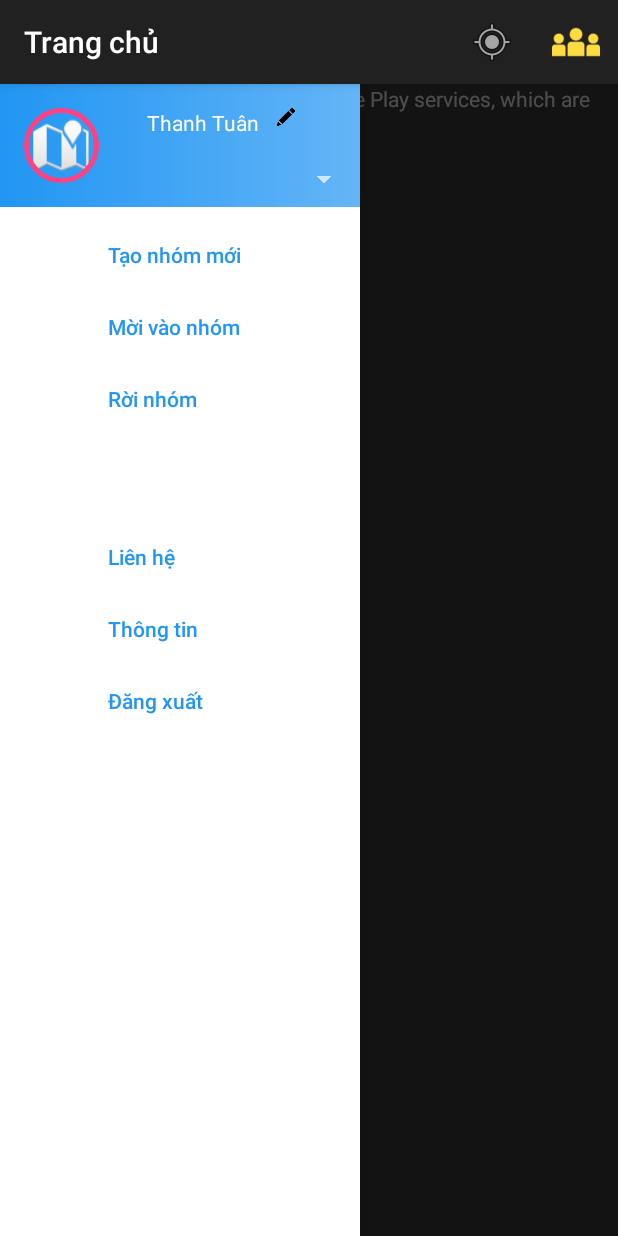
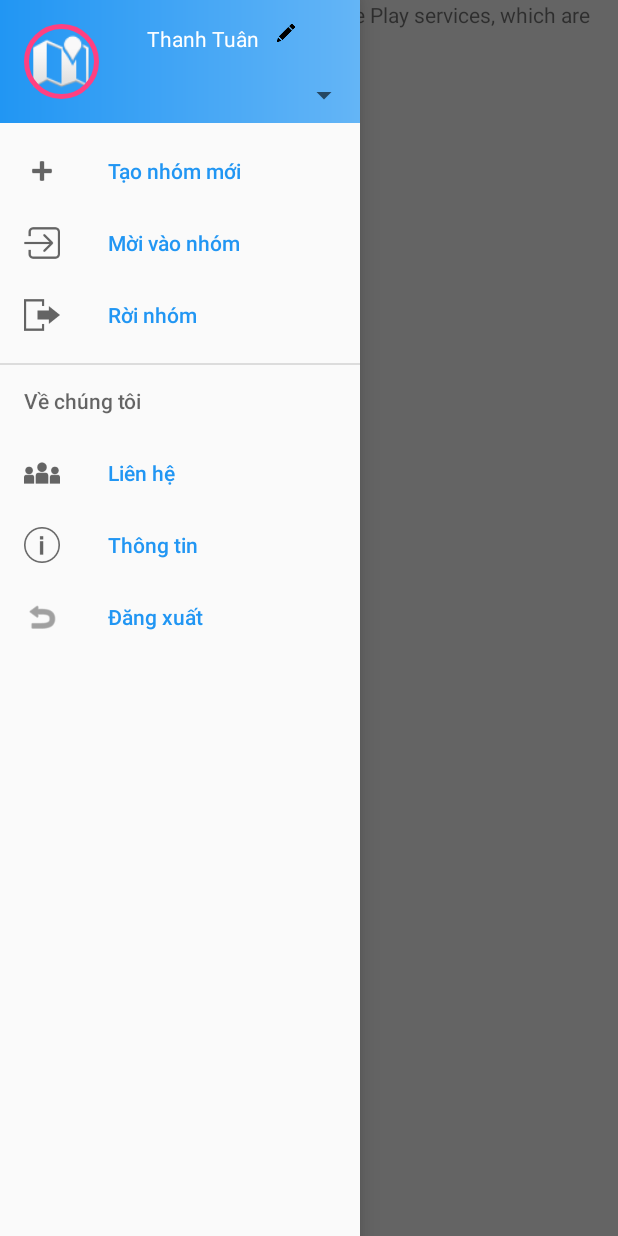
Before and after one commit to thtuan/Find-my-friend-location, an Android app: the MapsActivity screen opened directly, with no data from a screen before it, with the side drawer open, on a phone screen of 412 x 824 dp. Run offline under Robolectric (Android 15) with nearby library versions, the phone set to English and light mode, and no system bars; libraries missing offline, so code that uses them is left out: com.parse; 3 statements that could not run were skipped.

Commit message:
trước chỉnh sửa 16/05/2016

```diff
--- a/app/src/main/AndroidManifest.xml
+++ b/app/src/main/AndroidManifest.xml
@@ -63,7 +63,8 @@
 
         <activity
             android:name=".Activity.Login.LoginActivity"
-            android:theme="@style/AppTheme">
+            android:theme="@style/AppTheme"
+            android:screenOrientation="portrait">
             <intent-filter>
                 <action android:name="android.intent.action.MAIN" />
                 <category android:name="android.intent.category.LAUNCHER" />
--- a/app/src/main/java/com/thtuan/FindFriendLocation/Activity/Maps/model/MapModel.java
+++ b/app/src/main/java/com/thtuan/FindFriendLocation/Activity/Maps/model/MapModel.java
@@ -81,7 +81,7 @@ public class MapModel implements MapModelMgr {
             ParseQuery<ParseObject> queryObject = ParseQuery.getQuery("GroupData");
             queryObject.whereEqualTo("groupName",MapsActivity.itemSelected);
             ParseQuery<ParseObject> query = ParseQuery.getQuery("DataUser");
-            query.whereMatchesKeyInQuery("alias","alias", queryObject);
+            query.whereMatchesQuery("userID", queryObject);
             query.findInBackground(findCallback);
         }
         else{
@@ -107,6 +107,7 @@ public class MapModel implements MapModelMgr {
                     ParseGeoPoint geoPoint = new ParseGeoPoint(latitude,longitude);
                     if (list.size() == 0) {
                         ParseObject object = new ParseObject("DataUser");
+                        object.put("userID",MapsActivity.myUser);
                         object.put("location", geoPoint );
                         object.put("alias",MapsActivity.myUser.getUsername());
                         object.saveInBackground();
--- a/app/src/main/java/com/thtuan/FindFriendLocation/Activity/Maps/presenter/MapPresenter.java
+++ b/app/src/main/java/com/thtuan/FindFriendLocation/Activity/Maps/presenter/MapPresenter.java
@@ -1,5 +1,6 @@
 package com.thtuan.FindFriendLocation.Activity.Maps.presenter;
 
+import com.google.android.gms.maps.CameraUpdateFactory;
 import com.google.android.gms.maps.model.BitmapDescriptorFactory;
 import com.google.android.gms.maps.model.LatLng;
 import com.google.android.gms.maps.model.Marker;
@@ -8,6 +9,7 @@ import com.parse.FindCallback;
 import com.parse.ParseException;
 import com.parse.ParseGeoPoint;
 import com.parse.ParseObject;
+import com.parse.ParseUser;
 import com.thtuan.FindFriendLocation.Activity.Maps.model.MapModel;
 import com.thtuan.FindFriendLocation.Activity.Maps.model.MapModelMgr;
 import com.thtuan.FindFriendLocation.Activity.Maps.view.MapMgr;
@@ -15,6 +17,7 @@ import com.thtuan.FindFriendLocation.Activity.Maps.view.MapsActivity;
 import com.thtuan.FindFriendLocation.Class.ListFriendAdapter;
 import com.thtuan.FindFriendLocation.R;
 
+import java.util.ArrayList;
 import java.util.List;
 
 /**
@@ -25,15 +28,26 @@ public class MapPresenter implements MapPresenterMgr {
     private MapMgr mapMgr;
     private ParseGeoPoint geoPoint;
     private LatLng latLng;
-    List<LatLng> latLngs;
-    List<String> lstGroup;
-    List<Marker> lsMarker;
-    List<String> listName;
+    private ArrayList<LatLng> latLngs;
+    private ArrayList<String> lstGroup;
+    private ArrayList<Marker> lsMarker;
+    private ArrayList<String> listName;
     ListFriendAdapter userAdapter;
+
+    @Override
+    public void moveCamera(int position) {
+        MapsActivity.mMap.animateCamera(CameraUpdateFactory.newLatLngZoom(latLngs.get(position),10));
+    }
+
+    @Override
+    public void showInforFriend(int position) {
+        lsMarker.get(position).showInfoWindow();
+    }
 
     public MapPresenter(MapMgr mapMgr) {
         this.mapMgr = mapMgr;
         this.mapModelMgr = new MapModel(this);
+
     }
 
     @Override
@@ -47,13 +61,16 @@ public class MapPresenter implements MapPresenterMgr {
             @Override
             public void done(List<ParseObject> listGroup, ParseException e) {
                 if(e==null){
+                    lstGroup = new ArrayList<String>();
                     if(listGroup.size()!=0){
+
                         for (ParseObject obj : listGroup){
                             lstGroup.add(obj.getString("groupName"));
                         }
                         mapMgr.showGroupData(lstGroup);
                     }
                     else{
+
                         mapMgr.showToast("Bạn chưa có nhóm nào");
                     }
                 }
@@ -71,10 +88,24 @@ public class MapPresenter implements MapPresenterMgr {
             public void done(List<ParseObject> listUser, ParseException e) {
                 if(e == null){
                     if(!listUser.isEmpty()){
+                        MapsActivity.mMap.clear();
+                        listName = new ArrayList<String>();
+                        lsMarker = new ArrayList<Marker>();
+                        latLngs = new ArrayList<LatLng>();
                         for (int i = 0; i < listUser.size(); i++) {
                             final ParseObject obj = listUser.get(i);
                             geoPoint = obj.getParseGeoPoint("location");
                             latLng = new LatLng(geoPoint.getLatitude(), geoPoint.getLongitude());
+                            if(obj.getParseUser("userID").getUsername().equals(obj.getParseUser("captainGroup").getUsername())){
+                                lsMarker.add(MapsActivity.mMap.addMarker(new MarkerOptions()
+                                        .position(latLng)
+                                        .icon(BitmapDescriptorFactory.defaultMarker())
+                                        .title(obj.getString("alias")+"(Đội trưởng)")
+                                        .snippet("đang ở đây")));
+                                listName.add(obj.getString("alias"));
+                                latLngs.add(latLng);
+                            }
+                            else {
                                 lsMarker.add(MapsActivity.mMap.addMarker(new MarkerOptions()
                                         .position(latLng)
                                         .icon(BitmapDescriptorFactory.fromResource(R.drawable.marker))
@@ -82,6 +113,8 @@ public class MapPresenter implements MapPresenterMgr {
                                         .snippet("đang ở đây")));
                                 listName.add(obj.getString("alias"));
                                 latLngs.add(latLng);
+                            }
+
                         }
                         userAdapter = new ListFriendAdapter(MapsActivity.mContext1,listName);
                         mapMgr.showInforData(userAdapter);
--- a/app/src/main/java/com/thtuan/FindFriendLocation/Activity/Maps/presenter/MapPresenterMgr.java
+++ b/app/src/main/java/com/thtuan/FindFriendLocation/Activity/Maps/presenter/MapPresenterMgr.java
@@ -11,6 +11,8 @@ import java.util.List;
  */
 public interface MapPresenterMgr {
     void setMapModel(double latitude, double longitude);
+    void moveCamera(int position);
+    void showInforFriend(int position);
     void loadGroup();
     void loadInfor();
 }
--- a/app/src/main/java/com/thtuan/FindFriendLocation/Activity/Maps/view/MapMgr.java
+++ b/app/src/main/java/com/thtuan/FindFriendLocation/Activity/Maps/view/MapMgr.java
@@ -10,7 +10,6 @@ import java.util.List;
  * Created by thanhtuan on 10-05-2016.
  */
 public interface MapMgr {
-    void showMapData();
     void showInforData(ListFriendAdapter friendAdapter);
     void showGroupData(List<String> grouplLst);
     void showToast(String message);
--- a/app/src/main/java/com/thtuan/FindFriendLocation/Activity/Maps/view/MapsActivity.java
+++ b/app/src/main/java/com/thtuan/FindFriendLocation/Activity/Maps/view/MapsActivity.java
@@ -30,9 +30,12 @@ import android.widget.Spinner;
 import android.widget.TextView;
 import android.widget.Toast;
 
+import com.google.android.gms.maps.CameraUpdate;
+import com.google.android.gms.maps.CameraUpdateFactory;
 import com.google.android.gms.maps.GoogleMap;
 import com.google.android.gms.maps.MapFragment;
 import com.google.android.gms.maps.OnMapReadyCallback;
+import com.parse.DeleteCallback;
 import com.parse.FindCallback;
 import com.parse.ParseException;
 import com.parse.ParseObject;
@@ -51,6 +54,7 @@ public class MapsActivity extends AppCompatActivity implements MapMgr, OnMapRead
     public static String itemSelected;
     public static Activity mContext;
     public static Context mContext1;
+    private int pos = -1;
     static ArrayAdapter<String> arrayAdapter;
     com.thtuan.FindFriendLocation.Class.MyLocation myLocation;
     public static LocationManager locationManager;
@@ -65,7 +69,6 @@ public class MapsActivity extends AppCompatActivity implements MapMgr, OnMapRead
     CountDownTimer countDownTimer;
     public static GoogleMap mMap;
     ListView lvFriend;
-    boolean canGetLocation;
     MapPresenterMgr mapPresenter;
     private ProgressDialog progressDialog;
     @Override
@@ -75,6 +78,9 @@ public class MapsActivity extends AppCompatActivity implements MapMgr, OnMapRead
         myUser = ParseUser.getCurrentUser();
         mContext = this;
         mContext1 = this;
+        MapFragment mapFragment = (MapFragment) MapsActivity.mContext.getFragmentManager()
+                .findFragmentById(R.id.map);
+        mapFragment.getMapAsync(this);
         lvFriend = (ListView) findViewById(R.id.lvFriend);
         drawrer = (NavigationView) findViewById(R.id.navigationView);
         imgProfile = (ImageView) drawrer.getHeaderView(0).findViewById(R.id.imgProfile);
@@ -86,11 +92,30 @@ public class MapsActivity extends AppCompatActivity implements MapMgr, OnMapRead
         myLocation.getLocation();
         CheckGPS(myLocation.isGpsEnable());
         mapPresenter = new MapPresenter(this);
-        spinner.setOnItemClickListener(new AdapterView.OnItemClickListener() {
+        progressDialog = new ProgressDialog(MapsActivity.mContext1);
+        progressDialog.setTitle("Đang tải map");
+        progressDialog.setMessage("Vui lòng đợi trong giây lát");
+        progressDialog.setCancelable(true);
+        progressDialog.show();
+        lvFriend.setOnItemClickListener(new AdapterView.OnItemClickListener() {
             @Override
             public void onItemClick(AdapterView<?> parent, View view, int position, long id) {
-                itemSelected = (String)spinner.getItemAtPosition(0);
+                pos = position;
+                mapPresenter.moveCamera(position);
+                mapPresenter.showInforFriend(position);
+
+            }
+        });
+        spinner.setOnItemSelectedListener(new AdapterView.OnItemSelectedListener() {
+            @Override
+            public void onItemSelected(AdapterView<?> parent, View view, int position, long id) {
+                itemSelected = (String)spinner.getItemAtPosition(position);
                 mapPresenter.loadInfor();
+            }
+
+            @Override
+            public void onNothingSelected(AdapterView<?> parent) {
+
             }
         });
         imgProfile.setOnClickListener(new View.OnClickListener() {
@@ -109,16 +134,13 @@ public class MapsActivity extends AppCompatActivity implements MapMgr, OnMapRead
             }
         });
 
-        mapPresenter.loadGroup();
     }
 
     @Override
     protected void onResume() {
         super.onResume();
         itemSelected = (String)spinner.getItemAtPosition(0);
-        mMap.clear();
         mapPresenter.loadGroup();
-        countDownTimer.start();
         preferences = PreferenceManager.getDefaultSharedPreferences(this);
         String path = preferences.getString("pathImg", "null");
         if (path.equals("null")) {
@@ -135,19 +157,33 @@ public class MapsActivity extends AppCompatActivity implements MapMgr, OnMapRead
         SharedPreferences.Editor edit = preferences.edit();
         edit.putString("pathImg", path);
         edit.commit();
+
+    }
+
+    @Override
+    protected void onStop() {
+        super.onStop();
         countDownTimer.cancel();
+    }
+
+    @Override
+    protected void onRestart() {
+        super.onRestart();
+        countDownTimer.start();
     }
 
     @Override
     public void onMapReady(GoogleMap googleMap) {
         mMap = googleMap;
+        googleMap.getUiSettings().setCompassEnabled(true);
+        googleMap.getUiSettings().setZoomControlsEnabled(true);
+        mMap.clear();
         countDownTimer = new CountDownTimer(10000,5000) {
             @Override
             public void onTick(long millisUntilFinished) {
                 myLocation.getLocation();
                 mapPresenter.setMapModel(myLocation.getLatLng().latitude,myLocation.getLatLng().longitude);
                 mapPresenter.loadInfor();
-                mapPresenter.loadGroup();
             }
 
             @Override
@@ -181,12 +217,6 @@ public class MapsActivity extends AppCompatActivity implements MapMgr, OnMapRead
     @Override
     public void onProviderDisabled(String provider) {
         Toast.makeText(MapsActivity.mContext1, "disable " + provider + " provider", Toast.LENGTH_LONG).show();
-    }
-    @Override
-    public boolean onCreateOptionsMenu(Menu menu) {
-        MenuInflater inflater = getMenuInflater();
-        inflater.inflate(R.menu.actionbar_items,menu);
-        return true;
     }
 
     public void selectDrawerItem(MenuItem item) {
@@ -261,43 +291,46 @@ public class MapsActivity extends AppCompatActivity implements MapMgr, OnMapRead
                                 @Override
                                 public void done(List<ParseObject> list1, ParseException e) {
                                     for(ParseObject object : list1){
-                                        object.deleteInBackground();
+                                        object.deleteInBackground(new DeleteCallback() {
+                                            @Override
+                                            public void done(ParseException e) {
+                                                showToast("Bạn đã giải tán nhóm "+ itemSelected);
+                                            }
+                                        });
                                     }
                                 }
                             });
                         }
                         else {
-                            list.get(0).deleteInBackground();
+                            list.get(0).deleteInBackground(new DeleteCallback() {
+                                @Override
+                                public void done(ParseException e) {
+                                    showToast("Bạn đã rời nhóm "+ itemSelected);
+                                }
+                            });
                         }
                         mapPresenter.loadGroup();
+                        pos = -1;
                     }
+
                 }
             });
         }
         else
             Toast.makeText(getApplicationContext(),"Bạn chưa có nhóm",Toast.LENGTH_SHORT).show();
     }
-
-    @Override
-    public void showMapData() {
-        MapFragment mapFragment = (MapFragment) MapsActivity.mContext.getFragmentManager()
-                .findFragmentById(R.id.map);
-        mapFragment.getMapAsync(this);
-        progressDialog = new ProgressDialog(MapsActivity.mContext1);
-        progressDialog.setTitle("Đang tải map");
-        progressDialog.setMessage("Vui lòng đợi trong giây lát");
-        progressDialog.setCancelable(true);
-        progressDialog.show();
-    }
-
     @Override
     public void showInforData(ListFriendAdapter friendAdapter) {
         lvFriend.setAdapter(friendAdapter);
+        if (pos != -1){
+            mapPresenter.showInforFriend(pos);
+        }
     }
 
     @Override
     public void showGroupData(List<String> grouplLst) {
         arrayAdapter = new ArrayAdapter<>(getApplicationContext(),android.R.layout.simple_spinner_item,grouplLst);
+        arrayAdapter.setDropDownViewResource(R.layout.spinner_item);
         spinner.setAdapter(MapsActivity.arrayAdapter);
     }
 
--- a/app/src/main/res/layout/activity_maps.xml
+++ b/app/src/main/res/layout/activity_maps.xml
@@ -32,7 +32,6 @@
         android:layout_height="match_parent"
         android:layout_gravity="start"
         android:choiceMode="singleChoice"
-        android:background="@color/textColor"
         app:menu="@menu/navigation_drawer_content"
         app:headerLayout="@layout/navigation_drawer_profile"
         app:itemTextColor="@color/colorBlue">
--- a/app/src/main/res/layout/navigation_drawer_profile.xml
+++ b/app/src/main/res/layout/navigation_drawer_profile.xml
@@ -47,6 +47,7 @@
         <Spinner
             android:layout_width="match_parent"
             android:layout_height="wrap_content"
-            android:id="@+id/spinner"/>
+            android:id="@+id/spinner"
+            style="@style/spinner"/>
     </LinearLayout>
 </LinearLayout>
--- a/app/src/main/res/layout/spinner_item.xml
+++ b/app/src/main/res/layout/spinner_item.xml
@@ -5,5 +5,5 @@
     android:singleLine="true"
     android:layout_width="match_parent"
     android:layout_height="wrap_content"
-    android:ellipsize="marquee"
+    android:textAlignment="inherit"
     android:background="@android:color/darker_gray"/>
--- a/app/src/main/res/values-v21/styles.xml
+++ b/app/src/main/res/values-v21/styles.xml
@@ -1,11 +1,17 @@
 <?xml version="1.0" encoding="utf-8"?>
 <resources>
-    <style name="AppTheme" parent="@style/Theme.AppCompat">
-        <item name="android:colorPrimary">@android:color/holo_blue_light</item>
-        <item name="android:colorPrimaryDark">@android:color/holo_blue_dark</item>
+    <style name="AppTheme" parent="@style/Theme.AppCompat.Light.NoActionBar">
+        <item name="colorPrimary">@android:color/holo_blue_light</item>
+        <item name="colorPrimaryDark">@android:color/holo_blue_dark</item>
         <item name="colorAccent">@color/colorBlue</item>
         <item name="android:textColorPrimary">@android:color/white</item>
         <item name="android:editTextColor">@android:color/white</item>
         <item name="android:navigationBarColor">@android:color/holo_blue_light</item>
+        <item name="windowActionBar">false</item>
+        <item name="windowNoTitle">true</item>
+
+    </style>
+    <style name="spinner">
+        <item name="itemBackground">@color/colorBlue</item>
     </style>
 </resources>
```
Also changed, not shown: app/src/main/java/com/thtuan/FindFriendLocation/Activity/Maps/presenter/AddFriendPresenter.java (+8 -7 lines), app/src/main/java/com/thtuan/FindFriendLocation/Activity/Maps/view/AddFriendActivity.java (+2 -16 lines). Lines whose indentation alone changed are shown as unchanged.
